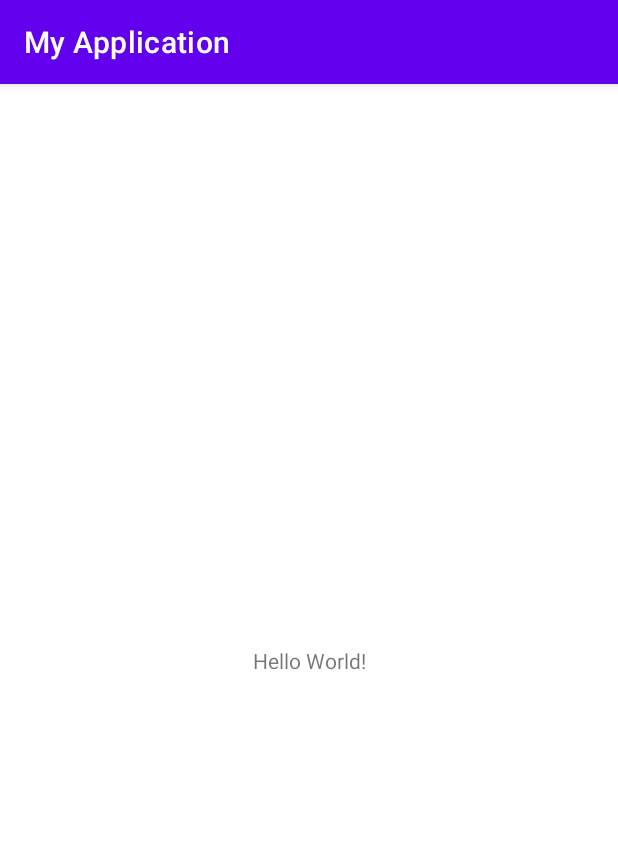
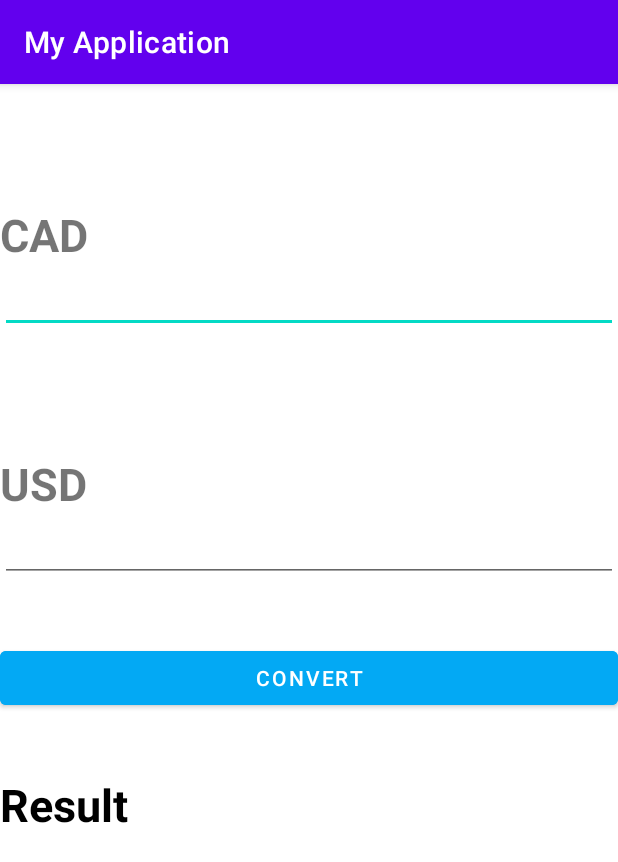
Before and after one commit to mubashirmughal/Muhammad_c0861455_CAD-TO-USD, an Android app: the screen it shows after launch (MainActivity), on a phone screen of 412 x 824 dp. Shown: the top 862 px of the screen. Run offline under Robolectric (Android 15) with nearby library versions, the phone set to English and light mode, and no system bars.

Commit message:
added design using xml

```diff
--- a/app/src/main/res/layout/activity_main.xml
+++ b/app/src/main/res/layout/activity_main.xml
@@ -1,18 +1,69 @@
 <?xml version="1.0" encoding="utf-8"?>
-<androidx.constraintlayout.widget.ConstraintLayout
-    xmlns:android="http://schemas.android.com/apk/res/android"
+
+<LinearLayout xmlns:android="http://schemas.android.com/apk/res/android"
+    xmlns:app="http://schemas.android.com/apk/res-auto"
     xmlns:tools="http://schemas.android.com/tools"
-    xmlns:app="http://schemas.android.com/apk/res-auto"
     android:layout_width="match_parent"
     android:layout_height="match_parent"
+    android:orientation="vertical"
     tools:context=".MainActivity">
+
     <TextView
-      android:layout_width="wrap_content"
-      android:layout_height="wrap_content"
-      android:text="Hello World!"
-      app:layout_constraintBottom_toBottomOf="parent"
-      app:layout_constraintStart_toStartOf="parent"
-      app:layout_constraintEnd_toEndOf="parent"
-      app:layout_constraintTop_toTopOf="parent" />
+        android:layout_width="match_parent"
+        android:layout_height="wrap_content"
+        android:layout_gravity="center_horizontal"
+        android:textStyle="bold"
+        android:text="CAD"
+        android:textSize="30dp"
+        android:layout_marginTop="80dp"
+        />
+<EditText
+    android:id="@+id/cad"
+    android:layout_width="match_parent"
+    android:layout_height="wrap_content"
+    android:gravity="center_horizontal"
+    android:ems="6"
+    android:textAlignment="center"
+    />
+    <TextView
+        android:layout_width="match_parent"
+        android:layout_height="wrap_content"
+        android:layout_gravity="center_horizontal"
+        android:textStyle="bold"
+        android:text="USD"
+        android:textSize="30dp"
+        android:layout_marginTop="80dp"
+        />
+    <EditText
+        android:id="@+id/usd"
+        android:layout_width="match_parent"
+        android:layout_height="wrap_content"
+        android:gravity="center_horizontal"
+        android:ems="6"
+        android:textAlignment="center"
+        />
 
-  </androidx.constraintlayout.widget.ConstraintLayout>
+    <Button
+        android:id="@+id/calculate"
+        android:layout_width="match_parent"
+        android:layout_height="wrap_content"
+        android:backgroundTint="#03A9F4"
+        android:text="CONVERT"
+        android:layout_marginTop="40dp"
+        android:onClick="convert"
+        />
+    <TextView
+        android:id="@+id/result"
+        android:layout_width="match_parent"
+        android:layout_height="match_parent"
+        android:text="Result"
+        android:layout_marginTop="40dp"
+        android:layout_gravity="center"
+        android:textSize="30dp"
+        android:textStyle="bold"
+        android:textColor="@color/black"
+        />
+
+
+
+</LinearLayout>
```
